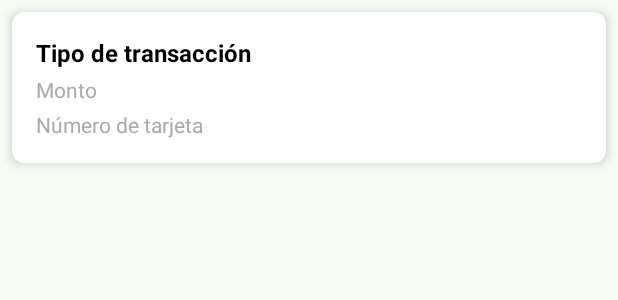
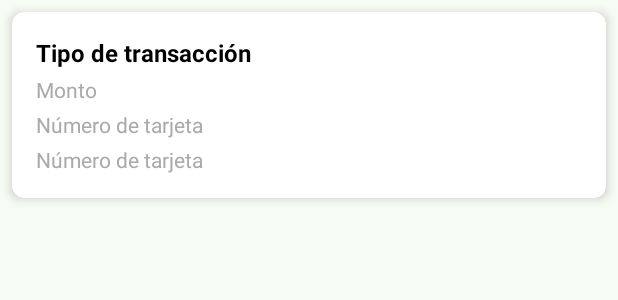
Before and after one commit to Juandoqg/Monify, an Android app: the layout item_transaccion.xml on its own in the app's theme, with its tools: preview values and no code run, on a phone screen of 412 x 824 dp. Shown: the top 300 px of the screen. Run offline under Robolectric (Android 15) with nearby library versions, the phone set to English and light mode, and no system bars; Roboto replaces fonts that are not available here.

Commit message:
tipo de tarjeta ok

```diff
--- a/app/src/main/java/com/example/monify/adapters/TransaccionAdapter.java
+++ b/app/src/main/java/com/example/monify/adapters/TransaccionAdapter.java
@@ -41,7 +41,8 @@ public class TransaccionAdapter extends RecyclerView.Adapter<TransaccionAdapter.
         // Configura los datos en las vistas
         holder.tipo.setText(transactionWithCard.transaccion.getTipo());
         holder.monto.setText(String.format("$ %.2f", transactionWithCard.transaccion.getMonto()));
-        holder.tarjeta.setText("Tarjeta: " + transactionWithCard.tarjeta.getNumero());
+        holder.tipoTarjeta.setText("Tipo: " + transactionWithCard.tarjeta.getNombre());
+        holder.tarjeta.setText( transactionWithCard.tarjeta.getNumero());
     }
 
     // Devuelve el tamaño del dataset
@@ -52,12 +53,13 @@ public class TransaccionAdapter extends RecyclerView.Adapter<TransaccionAdapter.
 
     // Proporciona una referencia a las vistas de cada ítem
     public static class ViewHolder extends RecyclerView.ViewHolder {
-        TextView tipo, monto, tarjeta;
+        TextView tipo,tipoTarjeta, monto, tarjeta;
 
         public ViewHolder(@NonNull View itemView) {
             super(itemView);
             tipo = itemView.findViewById(R.id.text_tipo);   // ID del TextView en transaccion_item.xml
             monto = itemView.findViewById(R.id.text_monto); // ID del TextView en transaccion_item.xml
+            tipoTarjeta = itemView.findViewById(R.id.text_tipo_tarjeta);
             tarjeta = itemView.findViewById(R.id.text_numero_tarjeta); // ID del nuevo TextView para mostrar la tarjeta
         }
     }
--- a/app/src/main/res/layout/item_transaccion.xml
+++ b/app/src/main/res/layout/item_transaccion.xml
@@ -31,7 +31,14 @@
             android:layout_marginTop="4dp"
             android:textColor="@android:color/darker_gray"
             android:textSize="14sp" />
-
+        <TextView
+            android:id="@+id/text_tipo_tarjeta"
+            android:layout_width="wrap_content"
+            android:layout_height="wrap_content"
+            android:text="Número de tarjeta"
+            android:layout_marginTop="4dp"
+            android:textColor="@android:color/darker_gray"
+            android:textSize="14sp" />
         <TextView
             android:id="@+id/text_numero_tarjeta"
             android:layout_width="wrap_content"
```
